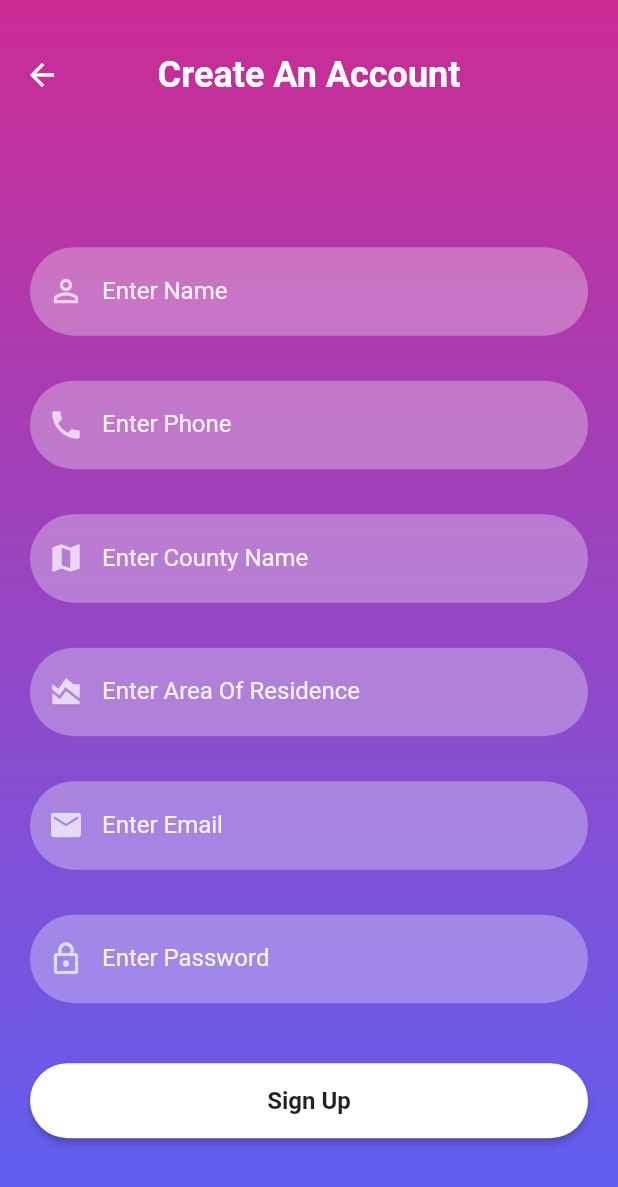
After one commit to alvine2200/firabase_auth, a Flutter app: the screen it shows after launch, after a tap on "Sign Up", on a phone screen of 412 x 824 dp. The commit adds this screen. Shown: the top 1187 px of the screen. Run offline on Flutter 3.47's test engine with Material 2 defaults, Android fonts, the light colour scheme and no system bars.

Commit message:
laravelwebapp

```diff
--- /dev/null
+++ b/lib/laravel/reusable/reusable.dart
@@ -0,0 +1,148 @@
+import 'package:firebase_auth/laravel/screens/login.dart';
+import 'package:firebase_auth/laravel/screens/register.dart';
+import 'package:flutter/material.dart';
+
+ClipOval circularLogoWidget(String imageName) {
+  return ClipOval(
+    child: Image.asset(
+      imageName,
+      fit: BoxFit.cover,
+      width: 180,
+      height: 180,
+      // color: Colors.white,
+    ),
+  );
+}
+
+//reusable textFields
+TextField reusableTextField(String text, IconData icon, bool isPasswordType,
+    TextEditingController controller) {
+  return TextField(
+    controller: controller,
+    obscureText: isPasswordType,
+    enableSuggestions: !isPasswordType,
+    autocorrect: !isPasswordType,
+    cursorColor: Colors.white,
+    style: TextStyle(
+      color: Colors.white.withOpacity(0.9),
+    ),
+    decoration: InputDecoration(
+      prefixIcon: Icon(
+        icon,
+        color: Colors.white70,
+      ),
+      labelText: text,
+      labelStyle: TextStyle(color: Colors.white.withOpacity(0.9)),
+      filled: true,
+      floatingLabelBehavior: FloatingLabelBehavior.never,
+      fillColor: Colors.white.withOpacity(0.3),
+      border: OutlineInputBorder(
+        borderRadius: BorderRadius.circular(30.0),
+        borderSide: const BorderSide(width: 0, style: BorderStyle.none),
+      ),
+    ),
+    keyboardType: isPasswordType
+        ? TextInputType.visiblePassword
+        : TextInputType.emailAddress,
+  );
+}
+
+//reusable button
+
+Container signInButton(BuildContext context, bool isLogin, Function onTap) {
+  return Container(
+    width: MediaQuery.of(context).size.width,
+    height: 50,
+    margin: const EdgeInsets.fromLTRB(0, 10, 0, 20),
+    decoration: BoxDecoration(borderRadius: BorderRadius.circular(98)),
+    child: ElevatedButton(
+      onPressed: () {
+        onTap();
+      },
+      style: ButtonStyle(
+        backgroundColor: MaterialStateProperty.resolveWith((states) {
+          if (states.contains(MaterialState.pressed)) {
+            return Colors.black26;
+          }
+          return Colors.white;
+        }),
+        shape: MaterialStateProperty.all<RoundedRectangleBorder>(
+          RoundedRectangleBorder(
+            borderRadius: BorderRadius.circular(30),
+          ),
+        ),
+      ),
+      child: Text(
+        isLogin ? 'Log In' : 'Sign Up',
+        style: const TextStyle(
+          color: Colors.black87,
+          fontWeight: FontWeight.bold,
+          fontSize: 16,
+        ),
+      ),
+    ),
+  );
+}
+
+GestureDetector linkPages(context, bool isLogin) {
+  return GestureDetector(
+    onTap: () {
+      if (isLogin) {
+        Navigator.pushReplacement(
+          context,
+          MaterialPageRoute(
+              builder: (BuildContext context) => const SignupScreen()),
+        );
+      } else {
+        Navigator.pushReplacement(
+          context,
+          MaterialPageRoute(
+              builder: (BuildContext context) => const SigninScreen()),
+        );
+      }
+    },
+    child: Text(
+      isLogin ? 'Don\'t have an account? Sign Up' : 'Have an account? Sign In',
+      style: const TextStyle(
+        color: Colors.black87,
+        fontWeight: FontWeight.bold,
+        fontSize: 15.0,
+        decoration: TextDecoration.underline,
+      ),
+    ),
+  );
+}
+
+Row linkAuthPages(context) {
+  return Row(
+    mainAxisAlignment: MainAxisAlignment.center,
+    children: [
+      const Text(
+        'Dont Have An Account?',
+        style: TextStyle(
+          color: Colors.white70,
+          fontSize: 15.0,
+        ),
+      ),
+      GestureDetector(
+        onTap: () {
+          Navigator.of(context).push(
+            MaterialPageRoute(
+              builder: (BuildContext context) {
+                return const SignupScreen();
+              },
+            ),
+          );
+        },
+        child: const Text(
+          'Sign Up',
+          style: TextStyle(
+              color: Colors.white70,
+              fontSize: 15.0,
+              fontWeight: FontWeight.bold,
+              decoration: TextDecoration.underline),
+        ),
+      )
+    ],
+  );
+}
--- /dev/null
+++ b/lib/laravel/screens/dashboard.dart
@@ -0,0 +1,29 @@
+import 'package:firebase_auth/laravel/screens/login.dart';
+import 'package:flutter/material.dart';
+
+class Dashboard extends StatefulWidget {
+  const Dashboard({super.key});
+
+  @override
+  State<Dashboard> createState() => _DashboardState();
+}
+
+class _DashboardState extends State<Dashboard> {
+  @override
+  Widget build(BuildContext context) {
+    return Scaffold(
+      body: Center(
+        child: ElevatedButton(
+          onPressed: () {
+            Navigator.push(
+              context,
+              MaterialPageRoute(
+                  builder: (BuildContext context) => const SigninScreen()),
+            );
+          },
+          child: const Text('Log Out'),
+        ),
+      ),
+    );
+  }
+}
--- /dev/null
+++ b/lib/laravel/screens/login.dart
@@ -0,0 +1,65 @@
+import 'package:flutter/material.dart';
+
+import '../reusable/reusable.dart';
+import '../utils/util.dart';
+
+class SigninScreen extends StatefulWidget {
+  const SigninScreen({super.key});
+
+  @override
+  State<SigninScreen> createState() => _SigninScreenState();
+}
+
+class _SigninScreenState extends State<SigninScreen> {
+  final TextEditingController _emailTextController = TextEditingController();
+  final TextEditingController _passwordTextController = TextEditingController();
+  @override
+  Widget build(BuildContext context) {
+    return Scaffold(
+      body: Container(
+        height: MediaQuery.of(context).size.height,
+        width: MediaQuery.of(context).size.width,
+        decoration: BoxDecoration(
+          gradient: LinearGradient(
+            colors: [
+              hexStringToColor("CB2B93"),
+              hexStringToColor("9546C4"),
+              hexStringToColor("5E61F4")
+            ],
+            begin: Alignment.topCenter,
+            end: Alignment.bottomCenter,
+          ),
+        ),
+        child: SingleChildScrollView(
+          child: Padding(
+            padding: EdgeInsets.fromLTRB(
+                20, MediaQuery.of(context).size.height * 0.2, 20, 0),
+            child: Column(
+              children: <Widget>[
+                circularLogoWidget("assets/images/BigPen.jpeg"),
+                const SizedBox(
+                  height: 30.0,
+                ),
+                reusableTextField('Enter Email', Icons.person_outline, false,
+                    _emailTextController),
+                const SizedBox(
+                  height: 30.0,
+                ),
+                reusableTextField('Enter Password', Icons.lock_outline, true,
+                    _passwordTextController),
+                const SizedBox(
+                  height: 30.0,
+                ),
+                signInButton(context, true, () {}),
+                const SizedBox(
+                  height: 30.0,
+                ),
+                linkAuthPages(context)
+              ],
+            ),
+          ),
+        ),
+      ),
+    );
+  }
+}
--- /dev/null
+++ b/lib/laravel/screens/register.dart
@@ -0,0 +1,108 @@
+import 'package:firebase_auth/laravel/utils/util.dart';
+import 'package:firebase_auth/screens/home_screen.dart';
+import 'package:flutter/material.dart';
+
+import '../reusable/reusable.dart';
+
+class SignupScreen extends StatefulWidget {
+  const SignupScreen({super.key});
+
+  @override
+  State<SignupScreen> createState() => _SignupScreenState();
+}
+
+class _SignupScreenState extends State<SignupScreen> {
+  final TextEditingController _nameTextController = TextEditingController();
+  final TextEditingController _phoneTextController = TextEditingController();
+  final TextEditingController _countyTextController = TextEditingController();
+  final TextEditingController _residenceTextController =
+      TextEditingController();
+  final TextEditingController _emailTextController = TextEditingController();
+  final TextEditingController _passwordTextController = TextEditingController();
+  @override
+  Widget build(BuildContext context) {
+    return Scaffold(
+      extendBodyBehindAppBar: true,
+      appBar: AppBar(
+        toolbarHeight: 100.0,
+        centerTitle: true,
+        backgroundColor: Colors.transparent,
+        elevation: 0,
+        title: const Text(
+          'Create An Account',
+          style: TextStyle(
+            fontWeight: FontWeight.bold,
+            fontSize: 24,
+          ),
+        ),
+      ),
+      body: Container(
+        height: MediaQuery.of(context).size.height,
+        width: MediaQuery.of(context).size.width,
+        decoration: BoxDecoration(
+          gradient: LinearGradient(
+            colors: [
+              hexStringToColor("CB2B93"),
+              hexStringToColor("9546C4"),
+              hexStringToColor("5E61F4")
+            ],
+            begin: Alignment.topCenter,
+            end: Alignment.bottomCenter,
+          ),
+        ),
+        child: SingleChildScrollView(
+          child: Padding(
+            padding: EdgeInsets.fromLTRB(
+                20, MediaQuery.of(context).size.height * 0.2, 20, 0),
+            child: Column(
+              children: <Widget>[
+                reusableTextField('Enter Name', Icons.person_outline, false,
+                    _nameTextController),
+                const SizedBox(
+                  height: 30.0,
+                ),
+                reusableTextField(
+                    'Enter Phone', Icons.phone, false, _phoneTextController),
+                const SizedBox(
+                  height: 30.0,
+                ),
+                reusableTextField('Enter County Name', Icons.map, false,
+                    _countyTextController),
+                const SizedBox(
+                  height: 30.0,
+                ),
+                reusableTextField('Enter Area Of Residence',
+                    Icons.area_chart_sharp, false, _residenceTextController),
+                const SizedBox(
+                  height: 30.0,
+                ),
+                reusableTextField(
+                    'Enter Email', Icons.email, false, _emailTextController),
+                const SizedBox(
+                  height: 30.0,
+                ),
+                reusableTextField('Enter Password', Icons.lock_outline, true,
+                    _passwordTextController),
+                const SizedBox(
+                  height: 30.0,
+                ),
+                signInButton(
+                  context,
+                  false,
+                  () {
+                    Navigator.of(context).push(
+                      MaterialPageRoute(
+                        builder: (BuildContext context) =>
+                            const HomeScreenPage(),
+                      ),
+                    );
+                  },
+                ),
+              ],
+            ),
+          ),
+        ),
+      ),
+    );
+  }
+}
--- /dev/null
+++ b/lib/laravel/utils/util.dart
@@ -0,0 +1,10 @@
+import 'package:flutter/material.dart';
+
+hexStringToColor(String hexColor) {
+  hexColor = hexColor.toUpperCase().replaceAll('#', '');
+
+  if (hexColor.length == 6) {
+    hexColor = "FF$hexColor";
+  }
+  return Color(int.parse(hexColor, radix: 16));
+}
--- a/lib/main.dart
+++ b/lib/main.dart
@@ -1,10 +1,15 @@
+import 'package:firebase_auth/laravel/screens/login.dart';
 import 'package:firebase_auth/screens/login_screen.dart';
-import 'package:firebase_core/firebase_core.dart';
+// import 'package:firebase_core/firebase_core.dart';
 import 'package:flutter/material.dart';
 
-Future<void> main() async {
-  WidgetsFlutterBinding.ensureInitialized();
-  await Firebase.initializeApp();
+// Future<void> main() async {
+//   WidgetsFlutterBinding.ensureInitialized();
+//   await Firebase.initializeApp();
+//   runApp(const MyApp());
+// }
+
+void main() {
   runApp(const MyApp());
 }
 
@@ -15,7 +20,7 @@ class MyApp extends StatelessWidget {
   Widget build(BuildContext context) {
     return const MaterialApp(
       debugShowCheckedModeBanner: false,
-      home: LoginScreen(),
+      home: SigninScreen(),
     );
   }
 }
```
